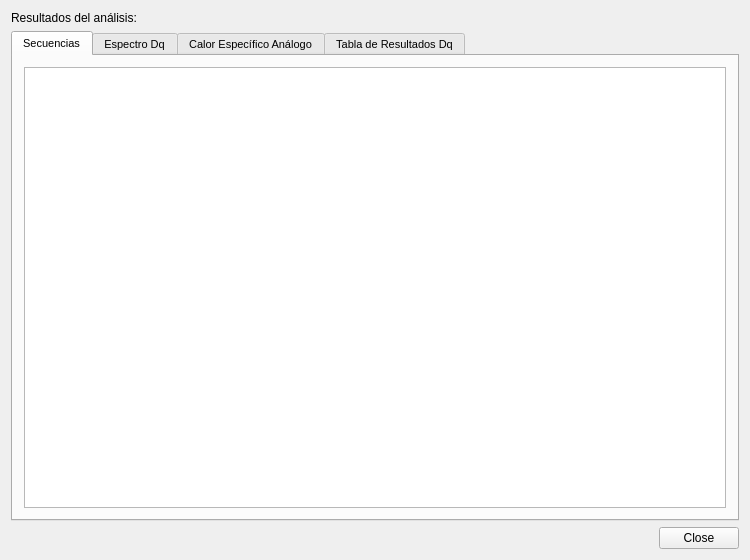
First picture: the form in src/gui/MfaResultsForm.ui, repository hspitia/GenomAMf, before the edit.
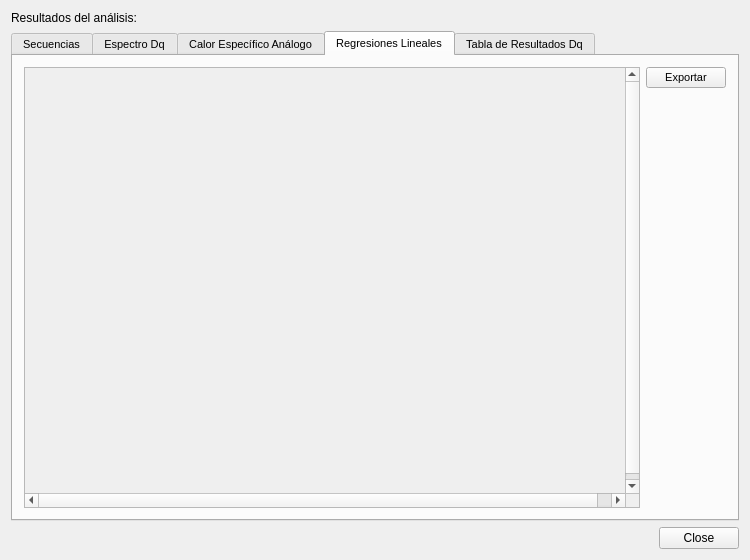
Second picture: the form after the edit. The open tabs and pages were chosen to show the change. Icons and pictures are not drawn.

Commit message: Integrado plot regresiones a GUI

```diff
--- a/src/gui/MfaResultsForm.ui
+++ b/src/gui/MfaResultsForm.ui
@@ -211,6 +211,64 @@
        </item>
       </layout>
      </widget>
+     <widget class="QWidget" name="linearRegressionTab">
+      <attribute name="icon">
+       <iconset resource="../../resources/resources.qrc">
+        <normaloff>:/icons/graph_linear_regression.png</normaloff>:/icons/graph_linear_regression.png</iconset>
+      </attribute>
+      <attribute name="title">
+       <string>Regresiones Lineales</string>
+      </attribute>
+      <layout class="QGridLayout" name="gridLayout_3">
+       <item row="0" column="1">
+        <layout class="QVBoxLayout" name="verticalLayout_5">
+         <item>
+          <widget class="QPushButton" name="exportLinearPlotPushButton">
+           <property name="text">
+            <string>Exportar</string>
+           </property>
+          </widget>
+         </item>
+         <item>
+          <spacer name="verticalSpacer_5">
+           <property name="orientation">
+            <enum>Qt::Vertical</enum>
+           </property>
+           <property name="sizeHint" stdset="0">
+            <size>
+             <width>20</width>
+             <height>40</height>
+            </size>
+           </property>
+          </spacer>
+         </item>
+        </layout>
+       </item>
+       <item row="0" column="0">
+        <widget class="QScrollArea" name="linearScrollArea">
+         <property name="minimumSize">
+          <size>
+           <width>600</width>
+           <height>433</height>
+          </size>
+         </property>
+         <property name="widgetResizable">
+          <bool>false</bool>
+         </property>
+         <widget class="QWidget" name="scrollAreaWidgetContents_4">
+          <property name="geometry">
+           <rect>
+            <x>0</x>
+            <y>0</y>
+            <width>615</width>
+            <height>431</height>
+           </rect>
+          </property>
+         </widget>
+        </widget>
+       </item>
+      </layout>
+     </widget>
      <widget class="QWidget" name="tableTab">
       <attribute name="icon">
        <iconset resource="../../resources/resources.qrc">
```
Left out of the diff: 4 changed lines with no effect on the pictures. The commit also changes 4 other files.
